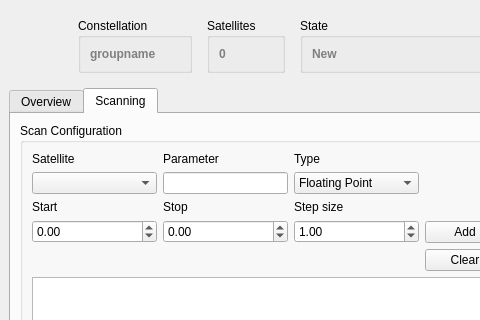
Above: cxx/controllers/MissionControl/MissionControl.ui from constellation-daq/Constellation before the change; both pictures show x 0 to 480 and y 0 to 320 of the 1033 by 659 pixel window. Below: the same form after it.
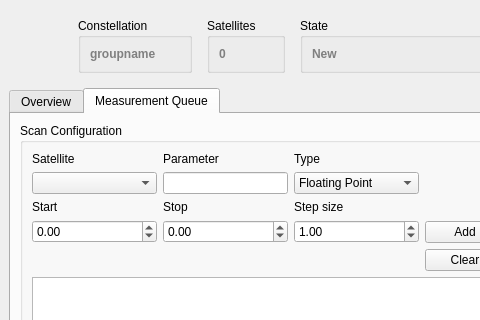
That is the form after the change. The open tabs and pages were chosen to show the change. Icons and pictures are not drawn.

Commit message: MissionControl: fix tab order

The edit to the form file:
```diff
--- a/cxx/controllers/MissionControl/MissionControl.ui
+++ b/cxx/controllers/MissionControl/MissionControl.ui
@@ -587,7 +587,7 @@
       </widget>
       <widget class="QWidget" name="tabScan">
        <attribute name="title">
-        <string>Scanning</string>
+        <string>Measurement Queue</string>
        </attribute>
        <layout class="QGridLayout" name="gridLayout_4">
         <item row="1" column="1">
```
Left out of the diff: 26 changed lines with no effect on the pictures.
